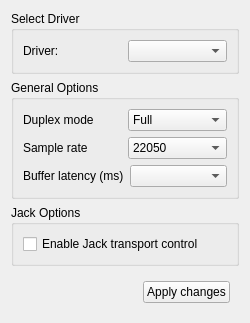
Qt form src/traverso/ui/AudioDriverConfigPage.ui (ErwanLegrand/Traverso-DAW) before a commit.
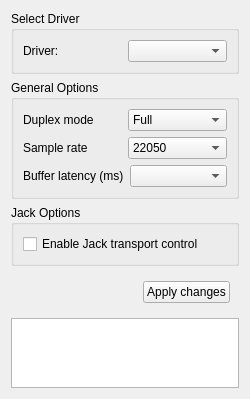
The same form after that commit.

Commit message:
added driver set info area
to show errors/warnings while setting up the audio driver so the user
instantly knows what went wrong.

```diff
--- a/src/traverso/ui/AudioDriverConfigPage.ui
+++ b/src/traverso/ui/AudioDriverConfigPage.ui
@@ -7,7 +7,7 @@
     <x>0</x>
     <y>0</y>
     <width>250</width>
-    <height>308</height>
+    <height>376</height>
    </rect>
   </property>
   <property name="windowTitle">
@@ -226,6 +226,9 @@
      </layout>
     </widget>
    </item>
+   <item>
+    <widget class="QTextEdit" name="driverInformationTextEdit"/>
+   </item>
    <item>
     <spacer>
      <property name="orientation">
```
The commit also changes 7 other files.
